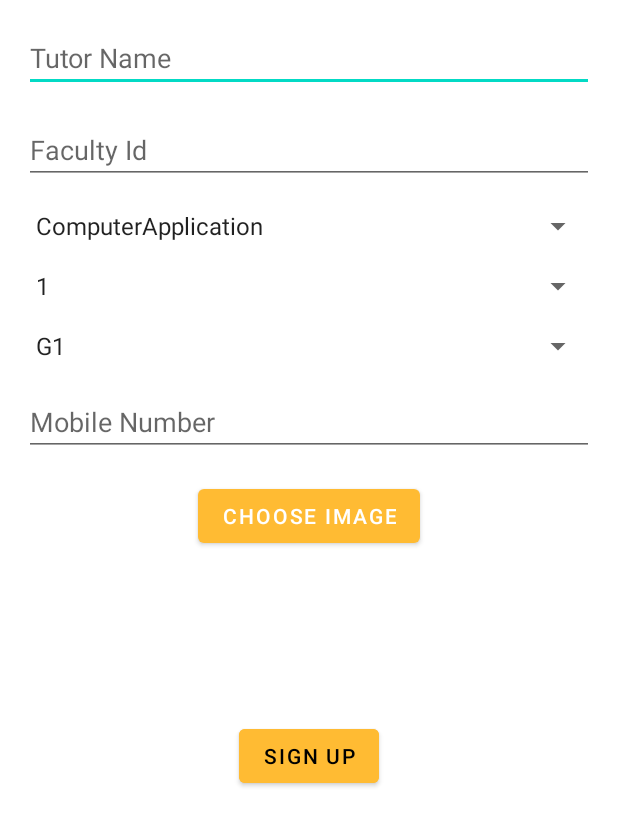
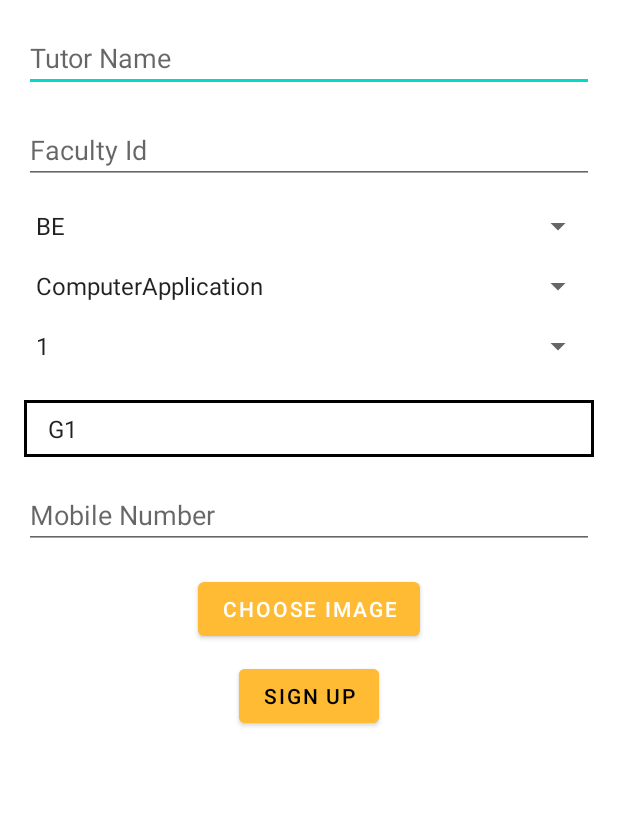
Before and after one commit to nivedhitha-maheswari/HostelZone, an Android app: the TutorSignUpActivity screen opened directly, with no data from a screen before it, on a phone screen of 412 x 824 dp. Shown: the top 826 px of the screen. Run offline under Robolectric (Android 15) with nearby library versions, the phone set to English and light mode, and no system bars; our stand-ins replace Firebase (no records; nobody signed in at launch, a user with empty details on screens opened directly).

Commit message:
DB change both inmates and tutor

```diff
--- a/app/build.gradle.kts
+++ b/app/build.gradle.kts
@@ -78,6 +78,7 @@ dependencies {
     implementation(libs.androidx.lifecycle.livedata.ktx)
     implementation(libs.androidx.lifecycle.viewmodel.ktx)
     implementation(libs.firebase.storage.ktx)
+    implementation(libs.play.services.location)
     testImplementation(libs.junit)
     androidTestImplementation(libs.androidx.junit)
     androidTestImplementation(libs.androidx.espresso.core)
--- a/app/src/main/AndroidManifest.xml
+++ b/app/src/main/AndroidManifest.xml
@@ -1,6 +1,8 @@
 <?xml version="1.0" encoding="utf-8"?>
 <manifest xmlns:android="http://schemas.android.com/apk/res/android"
     xmlns:tools="http://schemas.android.com/tools">
+    <uses-permission android:name="android.permission.ACCESS_FINE_LOCATION" />
+    <uses-permission android:name="android.permission.ACCESS_COARSE_LOCATION" />
 
     <application
         android:allowBackup="true"
--- a/app/src/main/java/com/example/hostelzone/TutorSignUpActivity.kt
+++ b/app/src/main/java/com/example/hostelzone/TutorSignUpActivity.kt
@@ -39,7 +39,16 @@ class TutorSignUpActivity : AppCompatActivity() {
             android.R.layout.simple_spinner_item
         )
         tutoringClassAdapter.setDropDownViewResource(android.R.layout.simple_spinner_dropdown_item)
-        binding.spinnerTutoringClass.adapter = tutoringClassAdapter
+        binding.spinnerClass.adapter = tutoringClassAdapter
+
+        // Set up the spinner for degree
+        val degreeAdapter = ArrayAdapter.createFromResource(
+            this,
+            R.array.degree_options,
+            android.R.layout.simple_spinner_item
+        )
+        degreeAdapter.setDropDownViewResource(android.R.layout.simple_spinner_dropdown_item)
+        binding.spinnerDegree.adapter = degreeAdapter
 
         // Handle sign-up button click
         binding.buttonSignUp.setOnClickListener {
@@ -65,9 +74,10 @@ class TutorSignUpActivity : AppCompatActivity() {
 
             val tutorName = binding.editTextTutorName.text.toString()
             val facultyId = binding.editTextFacultyId.text.toString()
-            val tutoringClass = binding.spinnerTutoringClass.selectedItem.toString()
-            val tutoringClassYear = binding.spinnerTutoringClassYear.selectedItem.toString()
-            val tutoringClassGroup = binding.spinnerTutoringClassGroup.selectedItem.toString()
+            val tutoringClass = binding.spinnerClass.selectedItem.toString()
+            val tutoringDegree = binding.spinnerDegree.selectedItem.toString()
+            val tutoringClassYear = binding.spinnerYear.selectedItem.toString()
+            val tutoringClassGroup = binding.groupSpinner.selectedItem.toString()
             val mobileNumber = binding.editTextMobileNumber.text.toString()
 
             // Firebase Storage reference
@@ -85,6 +95,7 @@ class TutorSignUpActivity : AppCompatActivity() {
                             "tutorName" to tutorName,
                             "facultyId" to facultyId,
                             "tutoringClass" to tutoringClass,
+                            "tutoringDegree" to tutoringDegree,
                             "tutoringClassYear" to tutoringClassYear,
                             "tutoringClassGroup" to tutoringClassGroup,
                             "mobileNumber" to mobileNumber,
--- a/app/src/main/res/layout/activity_tutor_sign_up.xml
+++ b/app/src/main/res/layout/activity_tutor_sign_up.xml
@@ -32,7 +32,7 @@
         android:layout_marginTop="16dp"/>
 
     <Spinner
-        android:id="@+id/spinnerTutoringClass"
+        android:id="@+id/spinnerDegree"
         android:layout_width="0dp"
         android:layout_height="wrap_content"
         android:layout_marginTop="16dp"
@@ -44,7 +44,7 @@
         android:entries="@array/class_options" />
 
     <Spinner
-        android:id="@+id/spinnerTutoringClassYear"
+        android:id="@+id/spinnerClass"
         android:layout_width="0dp"
         android:layout_height="wrap_content"
         android:layout_marginTop="16dp"
@@ -52,11 +52,11 @@
         android:layout_marginEnd="16dp"
         app:layout_constraintEnd_toEndOf="parent"
         app:layout_constraintStart_toStartOf="parent"
-        app:layout_constraintTop_toBottomOf="@+id/spinnerTutoringClass"
-        android:entries="@array/year_options" />
+        app:layout_constraintTop_toBottomOf="@+id/spinnerDegree"
+        android:entries="@array/class_options" />
 
     <Spinner
-        android:id="@+id/spinnerTutoringClassGroup"
+        android:id="@+id/spinnerYear"
         android:layout_width="0dp"
         android:layout_height="wrap_content"
         android:layout_marginTop="16dp"
@@ -64,9 +64,23 @@
         android:layout_marginEnd="16dp"
         app:layout_constraintEnd_toEndOf="parent"
         app:layout_constraintStart_toStartOf="parent"
-        app:layout_constraintTop_toBottomOf="@id/spinnerTutoringClassYear"
-        android:entries="@array/groups" />
-
+        app:layout_constraintTop_toBottomOf="@+id/spinnerClass"
+        android:entries="@array/year_options" />
+    <Spinner
+        android:id="@+id/groupSpinner"
+        android:layout_width="match_parent"
+        android:layout_height="wrap_content"
+        android:layout_marginHorizontal="16dp"
+        android:layout_marginTop="24dp"
+        android:padding="8dp"
+        android:background="@drawable/border_background"
+        android:spinnerMode="dropdown"
+        android:entries="@array/groups"
+        android:dropDownWidth="match_parent"
+        app:layout_constraintTop_toBottomOf="@+id/spinnerYear"
+        android:popupBackground="@color/yellow"
+        android:popupElevation="8dp"
+        android:popupTheme="@style/LoginTextInputInnerFieldStyle"/>
 
 
     <EditText
@@ -76,7 +90,7 @@
         android:hint="Mobile Number"
         app:layout_constraintStart_toStartOf="parent"
         app:layout_constraintEnd_toEndOf="parent"
-        app:layout_constraintTop_toBottomOf="@id/spinnerTutoringClassGroup"
+        app:layout_constraintTop_toBottomOf="@id/groupSpinner"
         android:layout_marginStart="16dp"
         android:layout_marginEnd="16dp"
         android:layout_marginTop="16dp"/>
@@ -107,7 +121,7 @@
         android:layout_width="wrap_content"
         android:layout_height="wrap_content"
         android:layout_marginStart="16dp"
-        android:layout_marginTop="112dp"
+        android:layout_marginTop="10dp"
         android:layout_marginEnd="16dp"
         android:text="Sign up"
         android:textColor="@color/black"
--- a/app/src/main/res/layout/fragment_home.xml
+++ b/app/src/main/res/layout/fragment_home.xml
@@ -3,7 +3,6 @@
     xmlns:tools="http://schemas.android.com/tools"
     android:layout_width="match_parent"
     android:layout_height="match_parent"
-    xmlns:app="http://schemas.android.com/apk/res-auto"
     tools:context=".HomeFragment">
 
     <LinearLayout
@@ -12,7 +11,6 @@
         android:layout_margin="100dp"
         android:orientation="vertical">
 
-        <!-- Add ImageView to display the image -->
         <ImageView
             android:id="@+id/imageView"
             android:layout_width="200dp"
--- a/app/src/main/res/layout/item_tutor_request_list.xml
+++ b/app/src/main/res/layout/item_tutor_request_list.xml
@@ -23,12 +23,12 @@
         android:orientation="horizontal"
         >
         <ImageView
-
+            android:id="@+id/imageViewProfile"
             android:layout_width="90dp"
             android:layout_height="100dp"
             android:layout_marginStart="8dp"
             android:layout_gravity="center_vertical"
-            android:src="@drawable/stu_girl" />
+             />
 
         <LinearLayout
             android:layout_width="match_parent"
--- a/gradle/libs.versions.toml
+++ b/gradle/libs.versions.toml
@@ -21,6 +21,7 @@ lifecycleViewmodelKtx = "2.7.0"
 navigationFragmentKtx = "2.7.7"
 navigationUiKtx = "2.7.7"
 firebaseStorageKtx = "20.3.0"
+playServicesLocation = "21.2.0"
 
 [libraries]
 androidx-core-ktx = { group = "androidx.core", name = "core-ktx", version.ref = "coreKtx" }
@@ -50,6 +51,7 @@ androidx-lifecycle-viewmodel-ktx = { group = "androidx.lifecycle", name = "lifec
 androidx-navigation-fragment-ktx = { group = "androidx.navigation", name = "navigation-fragment-ktx", version.ref = "navigationFragmentKtx" }
 androidx-navigation-ui-ktx = { group = "androidx.navigation", name = "navigation-ui-ktx", version.ref = "navigationUiKtx" }
 firebase-storage-ktx = { group = "com.google.firebase", name = "firebase-storage-ktx", version.ref = "firebaseStorageKtx" }
+play-services-location = { group = "com.google.android.gms", name = "play-services-location", version.ref = "playServicesLocation" }
 
 [plugins]
 androidApplication = { id = "com.android.application", version.ref = "agp" }
```
Also changed, not shown: app/src/main/java/com/example/hostelzone/NewLabPermissionFragment.kt (+30 -14 lines), app/src/main/java/com/example/hostelzone/RequestListFragment.kt (+54 -39 lines), app/src/main/java/com/example/hostelzone/TutorPendingRequestFragment.kt (+92 -71 lines), app/src/main/res/layout/fragment_tutor_home.xml (+7 -0 lines).
